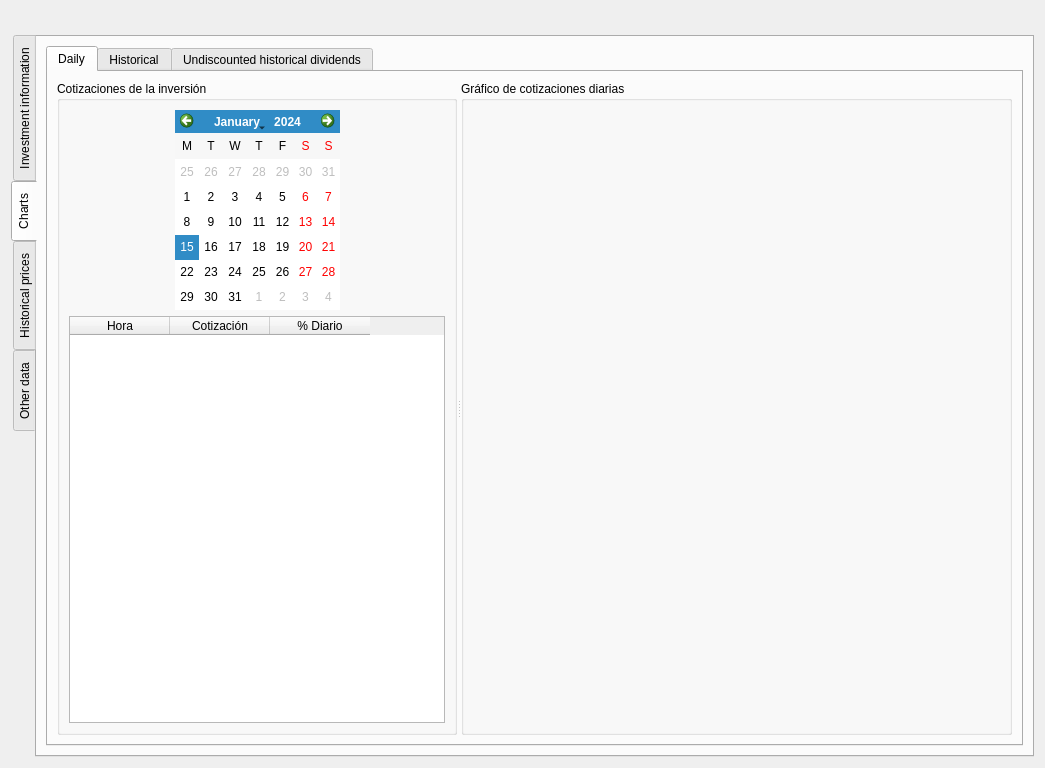
Before: the Qt Designer form ui/frmProductReport.ui in turulomio/xulpymoney, drawn with Qt 5.
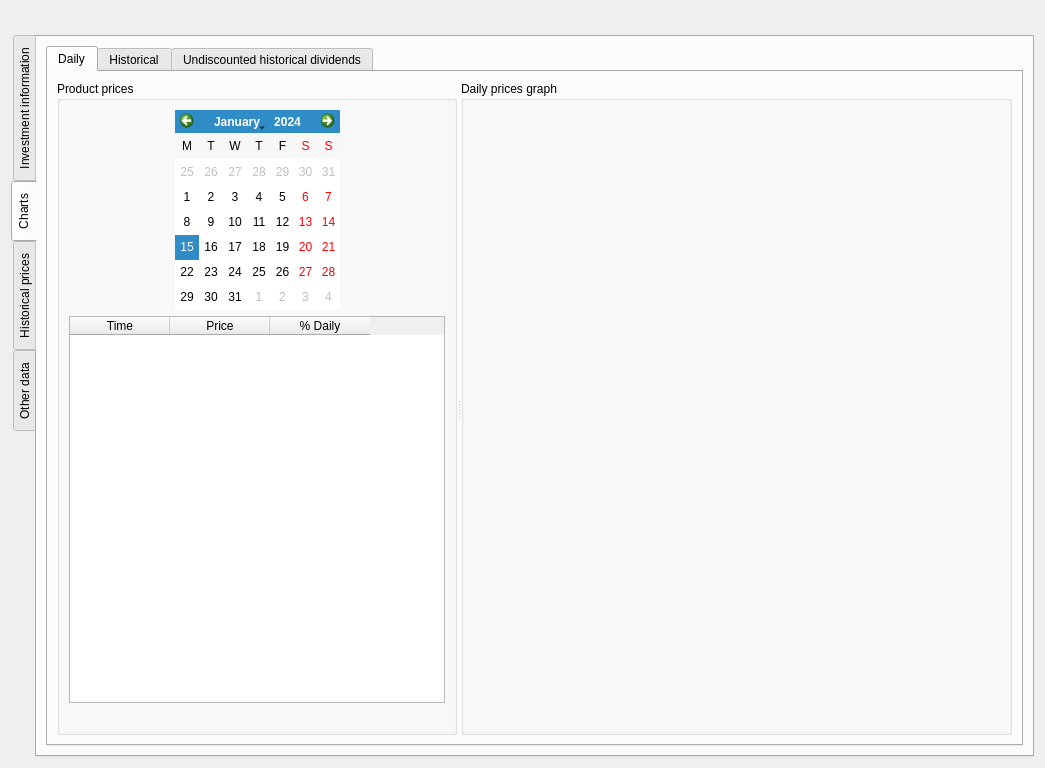
After: the same form once the commit is applied. The open tabs and pages were chosen to show the change. Icons and pictures are not drawn. Custom widgets are drawn as their Qt base class.

Commit message: Added maximum intraday variance as asked in ticket #38. Solved calculation errors in tpc daily quotes. Improved spanish translations

Diff of the .ui file:
```diff
--- a/ui/frmProductReport.ui
+++ b/ui/frmProductReport.ui
@@ -563,7 +563,7 @@
                  </size>
                 </property>
                 <property name="title">
-                 <string>Cotizaciones de la inversión</string>
+                 <string>Product prices</string>
                 </property>
                 <layout class="QVBoxLayout" name="verticalLayout_6">
                  <item>
@@ -633,21 +633,28 @@
                      </attribute>
                      <column>
                       <property name="text">
-                       <string>Hora</string>
+                       <string>Time</string>
                       </property>
                      </column>
                      <column>
                       <property name="text">
-                       <string>Cotización</string>
+                       <string>Price</string>
                       </property>
                      </column>
                      <column>
                       <property name="text">
-                       <string>% Diario</string>
+                       <string>% Daily</string>
                       </property>
                      </column>
                     </widget>
                    </item>
+                   <item>
+                    <widget class="QLabel" name="lblIntradayVariance">
+                     <property name="text">
+                      <string/>
+                     </property>
+                    </widget>
+                   </item>
                   </layout>
                  </item>
                 </layout>
@@ -660,7 +667,7 @@
                  </sizepolicy>
                 </property>
                 <property name="title">
-                 <string>Gráfico de cotizaciones diarias</string>
+                 <string>Daily prices graph</string>
                 </property>
                 <layout class="QHBoxLayout" name="horizontalLayout_11">
                  <item>
```
Left out of the diff: 40 changed lines with no effect on the pictures. The commit also changes 6 other files.
